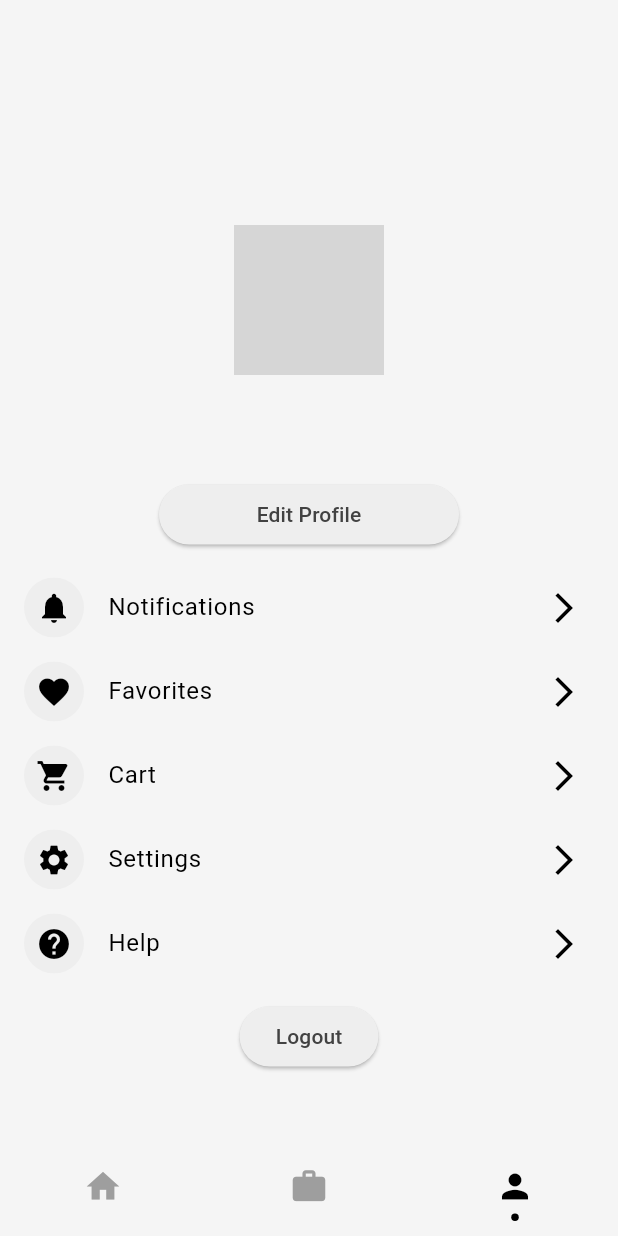
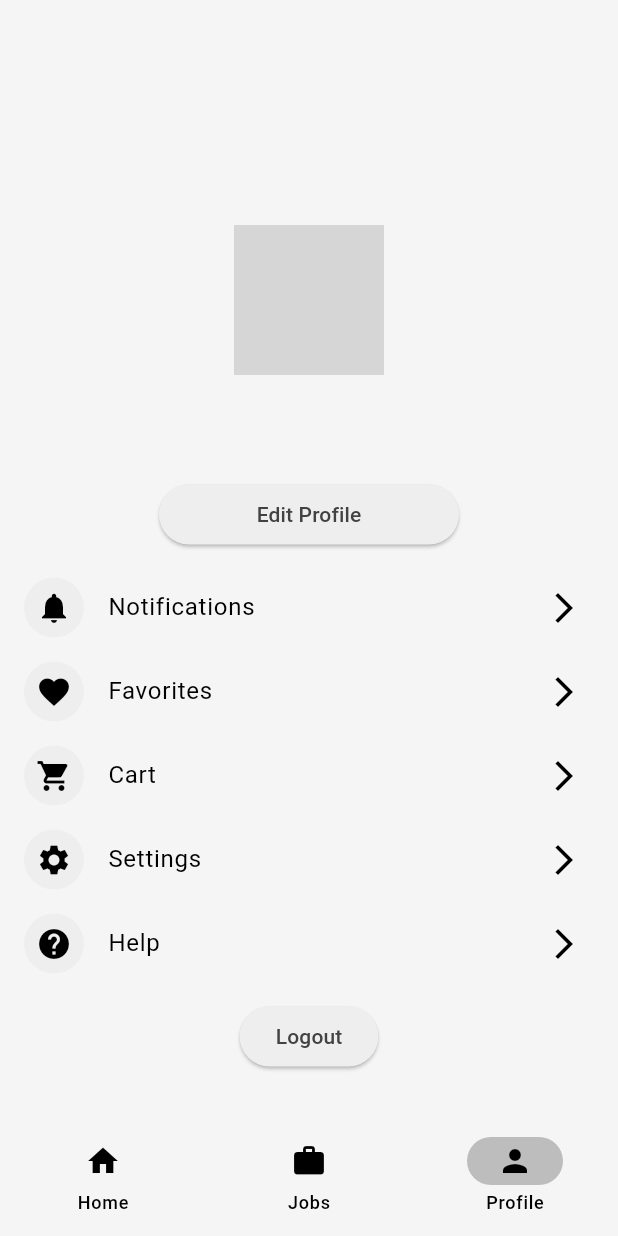
Before and after one commit to HamzaAbuSafiayh/Final-Project, a Flutter app: the screen it shows once a user with an empty profile is signed in, item 3 of the bottom bar chosen, on a phone screen of 412 x 824 dp. Run offline on Flutter 3.47's test engine with Material 3 defaults, Android fonts, the phone set to English and light mode, and no system bars; drawn by our look-alikes of persistent_bottom_nav_bar; our stand-ins replace cloud_firestore, firebase_auth, firebase_core, firebase_storage, flutter_bloc, image_picker; accounts and stored records are empty; network calls fail; grey boxes are pictures that could not be loaded.

Commit message:
added a new bottom nav bar , fixed lots of issues, added autologout if user account is deleted

```diff
--- a/lib/auth/auth.dart
+++ b/lib/auth/auth.dart
@@ -1,5 +1,5 @@
 import 'package:finalproject/auth/login_or_register.dart';
-import 'package:finalproject/pages/bottom_nav_bar.dart';
+import 'package:finalproject/pages/new_bottom_nav_bar.dart';
 import 'package:firebase_auth/firebase_auth.dart';
 import 'package:flutter/material.dart';
 
@@ -13,7 +13,7 @@ class AuthPage extends StatelessWidget {
         stream: FirebaseAuth.instance.authStateChanges(),
         builder: (context, snapshot) {
           if (snapshot.hasData) {
-            return const BottomNavBar();
+            return const BottomNavBarNew();
           } else {
             return const LoginOrRegister();
           }
--- a/lib/main.dart
+++ b/lib/main.dart
@@ -1,5 +1,6 @@
 import 'package:finalproject/auth/auth.dart';
 import 'package:finalproject/firebase_options.dart';
+import 'package:finalproject/routes/app_router.dart';
 import 'package:finalproject/theme/dark_mode.dart';
 import 'package:finalproject/theme/light_mode.dart';
 import 'package:firebase_core/firebase_core.dart';
@@ -20,6 +21,7 @@ class MyApp extends StatelessWidget {
   Widget build(BuildContext context) {
     return MaterialApp(
       debugShowCheckedModeBanner: false,
+      onGenerateRoute: AppRouter.onGenerateRoute,
       title: 'Handyman',
       theme: lightMode,
       darkTheme: darkMode,
--- a/lib/pages/bottom_nav_bar.dart
+++ /dev/null
@@ -1,107 +0,0 @@
-import 'package:finalproject/pages/booking_page.dart';
-import 'package:finalproject/pages/homepage.dart';
-import 'package:finalproject/pages/profile_page.dart';
-import 'package:finalproject/view_models/categories_cubit/categories_cubit.dart';
-import 'package:finalproject/view_models/profile_cubit/profile_cubit.dart';
-import 'package:finalproject/view_models/workers_cubit/workers_cubit.dart';
-import 'package:flutter/material.dart';
-import 'package:flutter_bloc/flutter_bloc.dart';
-import 'package:persistent_bottom_nav_bar/persistent_tab_view.dart';
-
-class BottomNavBar extends StatelessWidget {
-  const BottomNavBar({super.key});
-
-  @override
-  Widget build(BuildContext context) {
-    List<Widget> buildScreens() {
-      return [
-        BlocProvider(
-          create: (context) {
-            final cubit = CategoriesCubit();
-            cubit.getCategories();
-            return cubit;
-          },
-          child: const HomePage(),
-        ),
-        BlocProvider(
-          create: (context) {
-            final cubit = WorkersCubit();
-            cubit.getWorkers();
-            return cubit;
-          },
-          child: const BookingPage(),
-        ),
-        BlocProvider(
-          create: (context) {
-            final cubit = ProfileCubit();
-            cubit.getProfile();
-            return cubit;
-          },
-          child: const ProfilePage(),
-        ),
-      ];
-    }
-
-    List<PersistentBottomNavBarItem> navBarsItems() {
-      return [
-        PersistentBottomNavBarItem(
-          icon: const Icon(Icons.home),
-          title: ("Home"),
-          activeColorPrimary: Theme.of(context).colorScheme.onSurface,
-          inactiveColorPrimary: Theme.of(context).colorScheme.inversePrimary,
-        ),
-        PersistentBottomNavBarItem(
-          icon: const Icon(Icons.work),
-          title: ("Jobs"),
-          activeColorPrimary: Theme.of(context).colorScheme.onSurface,
-          inactiveColorPrimary: Theme.of(context).colorScheme.inversePrimary,
-        ),
-        PersistentBottomNavBarItem(
-          icon: const Icon(Icons.person),
-          title: ("Profile"),
-          activeColorPrimary: Theme.of(context).colorScheme.onSurface,
-          inactiveColorPrimary: Theme.of(context).colorScheme.inversePrimary,
-        ),
-      ];
-    }
-
-    PersistentTabController controller;
-
-    controller = PersistentTabController(initialIndex: 0);
-
-    return PersistentTabView(
-      context,
-      controller: controller,
-      screens: buildScreens(),
-      items: navBarsItems(),
-      confineInSafeArea: true,
-      backgroundColor:
-          Theme.of(context).colorScheme.surface, // Default is Colors.white.
-      handleAndroidBackButtonPress: true, // Default is true.
-      resizeToAvoidBottomInset:
-          true, // This needs to be true if you want to move up the screen when keyboard appears. Default is true.
-      stateManagement: true, // Default is true.
-      hideNavigationBarWhenKeyboardShows:
-          true, // Recommended to set 'resizeToAvoidBottomInset' as true while using this argument. Default is true.
-      decoration: NavBarDecoration(
-        borderRadius: BorderRadius.circular(10.0),
-        colorBehindNavBar: Theme.of(context).colorScheme.surface,
-      ),
-      popAllScreensOnTapOfSelectedTab: true,
-      popActionScreens: PopActionScreensType.all,
-      itemAnimationProperties: const ItemAnimationProperties(
-        // Navigation Bar's items animation properties.
-        duration: Duration(milliseconds: 200),
-        curve: Curves.ease,
-      ),
-      screenTransitionAnimation: const ScreenTransitionAnimation(
-        // Screen transition animation on change of selected tab.
-        animateTabTransition: true,
-        curve: Curves.ease,
-        duration: Duration(milliseconds: 200),
-      ),
-      navBarStyle:
-          NavBarStyle.style12, // Choose the nav bar style with this property.
-    );
-  }
-}
--- /dev/null
+++ b/lib/pages/new_bottom_nav_bar.dart
@@ -0,0 +1,88 @@
+import 'package:finalproject/pages/booking_page.dart';
+import 'package:finalproject/pages/homepage.dart';
+import 'package:finalproject/pages/profile_page.dart';
+import 'package:finalproject/view_models/categories_cubit/categories_cubit.dart';
+import 'package:finalproject/view_models/profile_cubit/profile_cubit.dart';
+import 'package:finalproject/view_models/workers_cubit/workers_cubit.dart';
+import 'package:flutter/material.dart';
+import 'package:flutter_bloc/flutter_bloc.dart';
+
+class BottomNavBarNew extends StatefulWidget {
+  const BottomNavBarNew({super.key});
+
+  @override
+  State<BottomNavBarNew> createState() => _BottomNavBarNewState();
+}
+
+class _BottomNavBarNewState extends State<BottomNavBarNew> {
+  final PageController _pageController = PageController();
+  int currentIndex = 0;
+
+  void onPageChanged(int index) {
+    setState(() {
+      currentIndex = index;
+    });
+  }
+
+  void onItemTapped(int index) {
+    _pageController.animateToPage(
+      index,
+      duration: const Duration(milliseconds: 300),
+      curve: Curves.easeInOut,
+    );
+  }
+
+  @override
+  Widget build(BuildContext context) {
+    return Scaffold(
+      bottomNavigationBar: NavigationBar(
+        selectedIndex: currentIndex,
+        onDestinationSelected: onItemTapped,
+        destinations: const [
+          NavigationDestination(
+            icon: Icon(Icons.home),
+            label: 'Home',
+          ),
+          NavigationDestination(
+            icon: Icon(Icons.work),
+            label: 'Jobs',
+          ),
+          NavigationDestination(
+            icon: Icon(Icons.person),
+            label: 'Profile',
+          ),
+        ],
+      ),
+      body: PageView(
+        controller: _pageController,
+        onPageChanged: onPageChanged,
+        children: [
+          BlocProvider(
+            create: (context) {
+              final cubit = CategoriesCubit();
+              cubit.getCategories();
+              return cubit;
+            },
+            child: const HomePage(),
+          ),
+          BlocProvider(
+            create: (context) {
+              final cubit = WorkersCubit();
+              cubit.getWorkers();
+              return cubit;
+            },
+            child: const BookingPage(),
+          ),
+          BlocProvider(
+            create: (context) {
+              final cubit = ProfileCubit();
+              cubit.getProfile();
+              return cubit;
+            },
+            child: const ProfilePage(),
+          ),
+        ],
+      ),
+    );
+  }
+}
--- a/lib/routes/app_routes.dart
+++ b/lib/routes/app_routes.dart
@@ -1,5 +1,5 @@
 class AppRoutes {
   static const String homeLogin = '/';
   static const String homePage = '/home';
-
+  static const String categoryWorkers = '/category-workers';
 }
--- a/lib/view_models/profile_cubit/profile_cubit.dart
+++ b/lib/view_models/profile_cubit/profile_cubit.dart
@@ -18,6 +18,7 @@ class ProfileCubit extends Cubit<ProfileState> {
   }
 
   void getProfileWorker(String id) async {
+    if (isClosed) return;
     emit(ProfileLoading());
     try {
       final UserModel user = await profileServices.getProfileWorker(id);
--- a/pubspec.yaml
+++ b/pubspec.yaml
@@ -36,6 +36,8 @@ dependencies:
   flutter:
     sdk: flutter
   flutter_bloc: ^8.1.5
+  geocoding: ^3.0.0
+  geolocator: ^12.0.0
   image_picker: ^1.1.1
   persistent_bottom_nav_bar: ^5.0.2
 
```
Also changed, not shown: lib/pages/booking_page.dart (+10 -2 lines), lib/pages/category_workers.dart (added, +17 -0 lines), lib/pages/homepage.dart (+54 -1 lines), lib/pages/registerpage.dart (+19 -13 lines), lib/routes/app_router.dart (+10 -4 lines), pubspec.lock, 4 other files.
